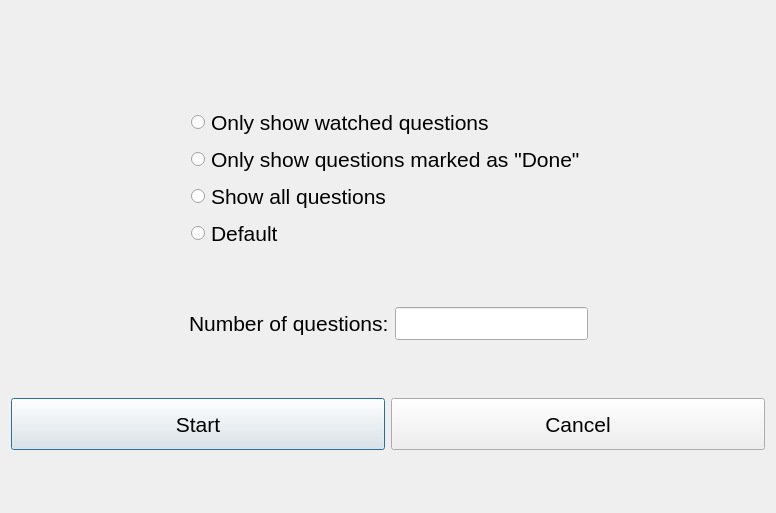
Old version of the form pilot_utils/azf_trainer/ui/dialog_new_training.ui in the repository jufi2112/pilot_utils.
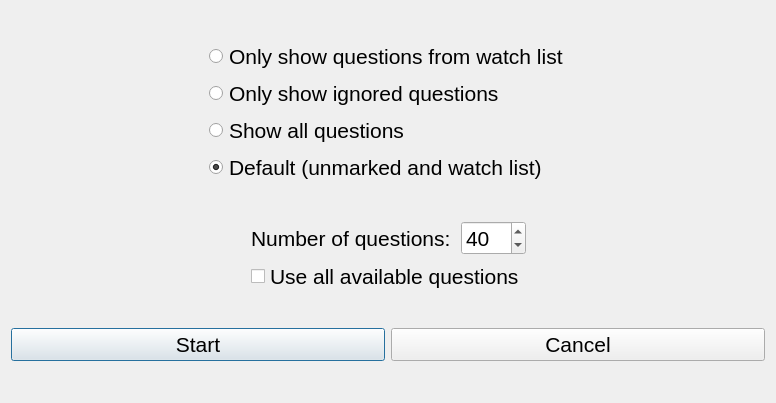
New version of the form.

```diff
--- a/pilot_utils/azf_trainer/ui/dialog_new_training.ui
+++ b/pilot_utils/azf_trainer/ui/dialog_new_training.ui
@@ -7,22 +7,25 @@
     <x>0</x>
     <y>0</y>
     <width>776</width>
-    <height>513</height>
+    <height>403</height>
    </rect>
   </property>
   <property name="windowTitle">
    <string>Dialog</string>
   </property>
-  <layout class="QVBoxLayout" name="verticalLayout_2">
+  <layout class="QVBoxLayout" name="verticalLayout_3">
    <item>
     <spacer name="verticalSpacer">
      <property name="orientation">
       <enum>Qt::Vertical</enum>
      </property>
+     <property name="sizeType">
+      <enum>QSizePolicy::Preferred</enum>
+     </property>
      <property name="sizeHint" stdset="0">
       <size>
        <width>20</width>
-       <height>96</height>
+       <height>40</height>
       </size>
      </property>
     </spacer>
@@ -52,7 +55,7 @@
           </font>
          </property>
          <property name="text">
-          <string>Only show watched questions</string>
+          <string>Only show questions from watch list</string>
          </property>
         </widget>
        </item>
@@ -64,7 +67,7 @@
           </font>
          </property>
          <property name="text">
-          <string>Only show questions marked as &quot;Done&quot;</string>
+          <string>Only show ignored questions</string>
          </property>
         </widget>
        </item>
@@ -88,7 +91,10 @@
           </font>
          </property>
          <property name="text">
-          <string>Default</string>
+          <string>Default (unmarked and watch list)</string>
+         </property>
+         <property name="checked">
+          <bool>true</bool>
          </property>
         </widget>
        </item>
@@ -138,9 +144,11 @@
       </spacer>
      </item>
      <item>
+      <layout class="QVBoxLayout" name="verticalLayout_2">
+       <item>
       <layout class="QFormLayout" name="formLayout">
-       <property name="sizeConstraint">
-        <enum>QLayout::SetMinAndMaxSize</enum>
+         <property name="horizontalSpacing">
+          <number>10</number>
        </property>
        <item row="0" column="0">
         <widget class="QLabel" name="label_number_questions">
@@ -155,7 +163,7 @@
         </widget>
        </item>
        <item row="0" column="1">
-        <widget class="QLineEdit" name="lineEdit_number_questions">
+          <widget class="QSpinBox" name="spinBox_number_questions">
          <property name="sizePolicy">
           <sizepolicy hsizetype="Preferred" vsizetype="Preferred">
            <horstretch>0</horstretch>
@@ -166,6 +174,26 @@
           <font>
            <pointsize>16</pointsize>
           </font>
+           </property>
+           <property name="maximum">
+            <number>999</number>
+           </property>
+           <property name="value">
+            <number>40</number>
+           </property>
+          </widget>
+         </item>
+        </layout>
+       </item>
+       <item>
+        <widget class="QCheckBox" name="checkBox_all_questions">
+         <property name="font">
+          <font>
+           <pointsize>16</pointsize>
+          </font>
+         </property>
+         <property name="text">
+          <string>Use all available questions</string>
          </property>
         </widget>
        </item>
```
Left out of the diff: 2 changed lines with no effect on the pictures. Lines whose indentation alone changed are shown as unchanged.
